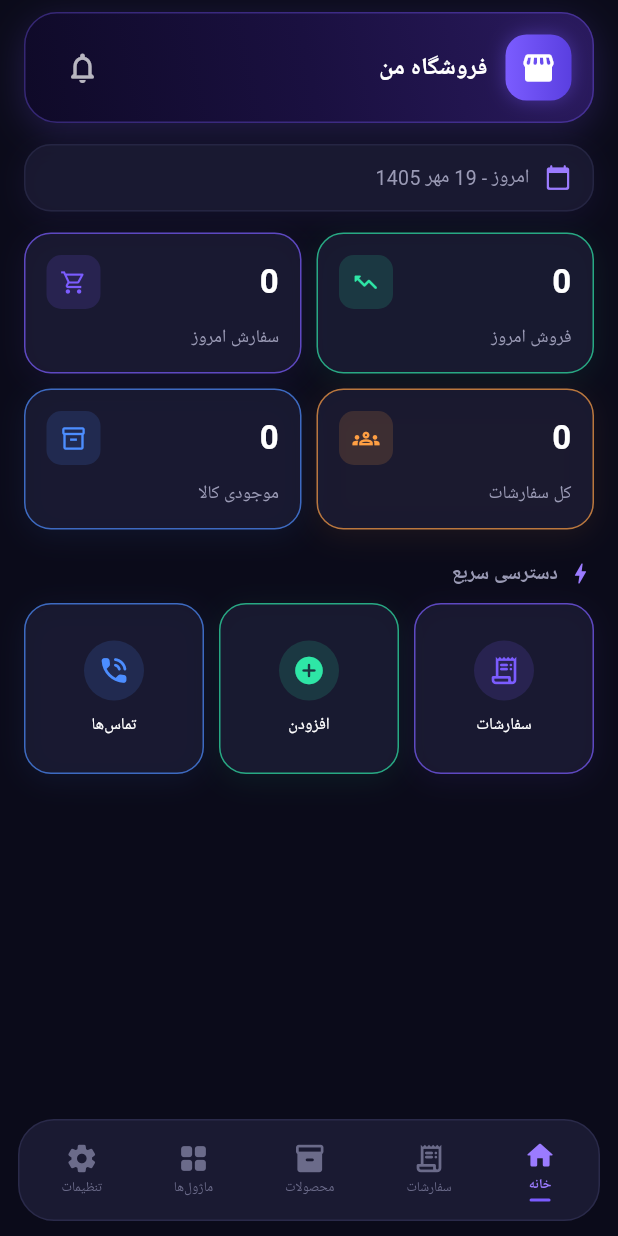
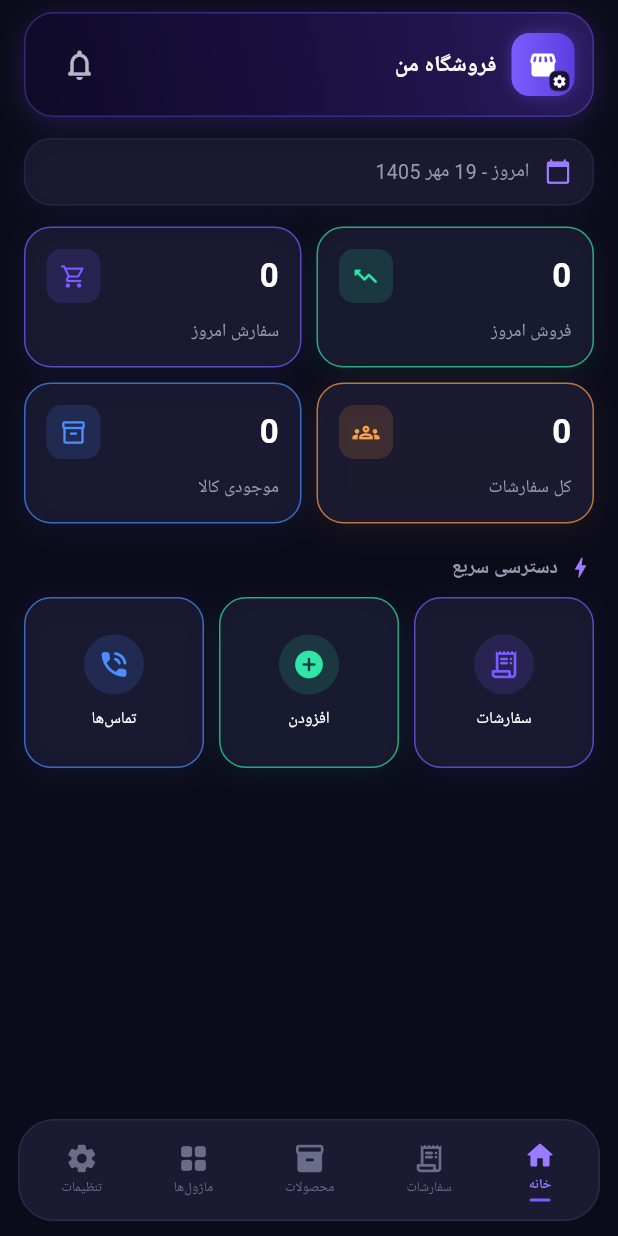
Before and after one commit to froshapp/foroshgah-yar2, a Flutter app: the MainShell screen opened directly, on a phone screen of 412 x 824 dp. Run offline on Flutter 3.47's test engine with Material 3 defaults, Android fonts, the phone set to English and light mode, and no system bars; our stand-ins replace dio, image_picker, shamsi_date, shared_preferences; accounts and stored records are empty.

Commit message:
Add files via upload

```diff
--- /dev/null
+++ b/lib/core/nav.dart
@@ -0,0 +1,5 @@
+/// ناوبری سراسری تب‌های MainShell
+class AppNav {
+  static void Function(int)? goToTab;
+  static void settings() => goToTab?.call(4);
+}
--- a/lib/core/theme/app_theme.dart
+++ b/lib/core/theme/app_theme.dart
@@ -1,3 +1,4 @@
+import '../nav.dart';
 import 'package:flutter/material.dart';
 
 class AppColors {
@@ -84,86 +85,102 @@ class GlassHeader extends StatelessWidget {
   final String? subtitle;
   final List<Widget>? actions;
   final bool showStoreIcon;
+  final bool storeOpensSettings;
+  final VoidCallback? onStoreTap;
   const GlassHeader({
     super.key,
     required this.title,
     this.subtitle,
     this.actions,
     this.showStoreIcon = true,
+    this.storeOpensSettings = true,
+    this.onStoreTap,
   });
 
   @override
   Widget build(BuildContext context) {
-    return Container(
-      margin: const EdgeInsets.fromLTRB(16, 8, 16, 0),
-      padding: const EdgeInsets.symmetric(horizontal: 14, vertical: 12),
+    final topPad = MediaQuery.of(context).padding.top;
+    return Padding(
+      padding: EdgeInsets.fromLTRB(16, topPad > 0 ? topPad + 4 : 8, 16, 0),
+      child: Container(
+        padding: const EdgeInsets.symmetric(horizontal: 12, vertical: 10),
         decoration: BoxDecoration(
           gradient: const LinearGradient(
             colors: [Color(0xFF2A1A5E), Color(0xFF1A1040), Color(0xFF0F0A28)],
             begin: Alignment.topRight,
             end: Alignment.bottomLeft,
           ),
-        borderRadius: BorderRadius.circular(22),
+          borderRadius: BorderRadius.circular(20),
           border: Border.all(color: AppColors.purple.withOpacity(0.35)),
           boxShadow: [
-          BoxShadow(
-            color: AppColors.purple.withOpacity(0.2),
-            blurRadius: 20,
-            offset: const Offset(0, 6),
-          ),
+            BoxShadow(color: AppColors.purple.withOpacity(0.2), blurRadius: 16, offset: const Offset(0, 4)),
           ],
         ),
         child: Row(
           children: [
             if (showStoreIcon)
-            Container(
-              width: 44,
-              height: 44,
+              GestureDetector(
+                onTap: () {
+                  if (onStoreTap != null) {
+                    onStoreTap!();
+                    return;
+                  }
+                  if (!storeOpensSettings) return;
+                  // بستن صفحات push‌شده و رفتن به تنظیمات
+                  Navigator.of(context, rootNavigator: false).popUntil((r) => r.isFirst);
+                  AppNav.settings();
+                },
+                child: Container(
+                  width: 42,
+                  height: 42,
                   decoration: BoxDecoration(
-                gradient: const LinearGradient(
-                  colors: [AppColors.purple, Color(0xFF5A3FE0)],
+                    gradient: const LinearGradient(colors: [AppColors.purple, Color(0xFF5A3FE0)]),
+                    borderRadius: BorderRadius.circular(12),
+                    boxShadow: [BoxShadow(color: AppColors.purple.withOpacity(0.35), blurRadius: 8)],
                   ),
-                borderRadius: BorderRadius.circular(14),
-                boxShadow: [
-                  BoxShadow(
-                    color: AppColors.purple.withOpacity(0.4),
-                    blurRadius: 10,
+                  child: Stack(
+                    alignment: Alignment.center,
+                    children: [
+                      const Icon(Icons.storefront_rounded, color: Colors.white, size: 20),
+                      if (storeOpensSettings)
+                        Positioned(
+                          right: 3,
+                          bottom: 3,
+                          child: Container(
+                            padding: const EdgeInsets.all(1.5),
+                            decoration: BoxDecoration(
+                              color: const Color(0xFF1A1040),
+                              borderRadius: BorderRadius.circular(5),
+                              border: Border.all(color: Colors.white24, width: 0.5),
+                            ),
+                            child: const Icon(Icons.settings, color: Colors.white, size: 10),
+                          ),
                         ),
                     ],
                   ),
-              child: const Icon(
-                Icons.storefront_rounded,
-                color: Colors.white,
-                size: 24,
                 ),
               ),
-          if (showStoreIcon) const SizedBox(width: 12),
+            if (showStoreIcon) const SizedBox(width: 10),
             Expanded(
               child: Column(
                 crossAxisAlignment: CrossAxisAlignment.start,
                 children: [
-                Text(
-                  title,
-                  style: const TextStyle(
-                    color: Colors.white,
-                    fontSize: 16,
-                    fontWeight: FontWeight.bold,
-                  ),
-                ),
+                  Text(title,
+                      style: const TextStyle(color: Colors.white, fontSize: 15, fontWeight: FontWeight.bold),
+                      maxLines: 1,
+                      overflow: TextOverflow.ellipsis),
                   if (subtitle != null && subtitle!.isNotEmpty)
-                  Text(
-                    subtitle!,
-                    style: const TextStyle(
-                      color: AppColors.textDim,
-                      fontSize: 11,
-                    ),
-                  ),
+                    Text(subtitle!,
+                        style: const TextStyle(color: AppColors.textDim, fontSize: 11),
+                        maxLines: 1,
+                        overflow: TextOverflow.ellipsis),
                 ],
               ),
             ),
             ...?actions,
           ],
         ),
+      ),
     );
   }
 }
--- a/lib/features/home/main_shell.dart
+++ b/lib/features/home/main_shell.dart
@@ -1,5 +1,6 @@
 import 'package:flutter/material.dart';
 import '../../core/theme/app_theme.dart';
+import '../../core/nav.dart';
 import '../dashboard/dashboard_screen.dart';
 import '../orders/orders_screen.dart';
 import '../products/products_screen.dart';
@@ -18,6 +19,18 @@ class MainShellState extends State<MainShell> {
   int index = 0;
 
   void goTo(int i) => setState(() => index = i);
+
+  @override
+  void initState() {
+    super.initState();
+    AppNav.goToTab = goTo;
+  }
+
+  @override
+  void dispose() {
+    if (AppNav.goToTab == goTo) AppNav.goToTab = null;
+    super.dispose();
+  }
 
   Future<void> openAddProduct() async {
     final ok = await Navigator.push<bool>(context, MaterialPageRoute(builder: (_) => const AddProductScreen()));
--- a/lib/features/products/products_screen.dart
+++ b/lib/features/products/products_screen.dart
@@ -298,7 +298,7 @@ class _ProductsScreenState extends State<ProductsScreen> {
           padding: const EdgeInsets.fromLTRB(16, 10, 16, 0),
           child: Row(children: [
             Expanded(
-              flex: 3,
+              flex: 1,
               child: SizedBox(
                 height: 44,
                 child: TextField(
@@ -321,7 +321,7 @@ class _ProductsScreenState extends State<ProductsScreen> {
             ),
             const SizedBox(width: 8),
             Expanded(
-              flex: 2,
+              flex: 1,
               child: Container(
                 height: 44,
                 padding: const EdgeInsets.symmetric(horizontal: 8),
--- a/pubspec.yaml
+++ b/pubspec.yaml
@@ -1,7 +1,7 @@
 name: foroshgah_yar
 description: اپلیکیشن مدیریت فروشگاه ووکامرس - فروشگاه‌یار
 publish_to: 'none'
-version: 1.7.3+18
+version: 1.7.4+19
 
 environment:
   sdk: '>=3.2.0 <4.0.0'
```
Also changed, not shown: lib/core/utils/snack.dart (+8 -6 lines), lib/features/modules/tasks_screen.dart (+11 -4 lines), lib/features/orders/invoice_screen.dart (added, +221 -0 lines), lib/features/orders/order_detail_screen.dart (+8 -0 lines), lib/features/settings/settings_screen.dart (+74 -33 lines). Lines whose indentation alone changed are shown as unchanged.
